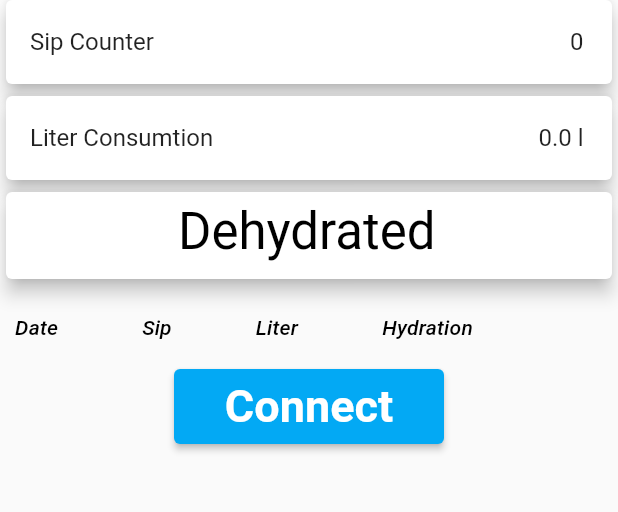
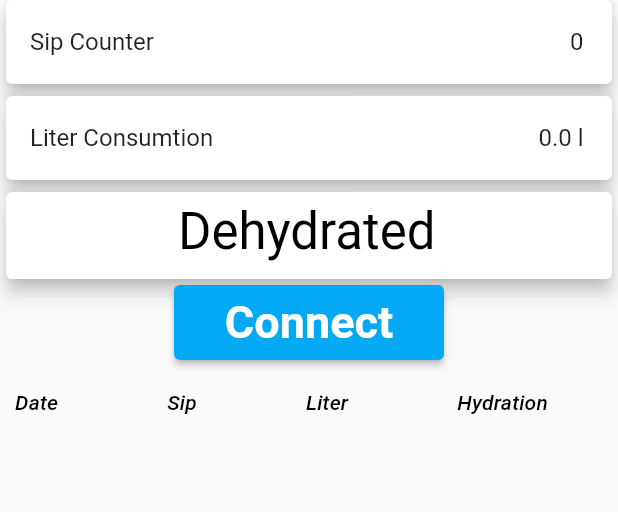
Before and after one commit to burimvrella/HydraHomie, a Flutter app: what mainlayout() shows on an empty page, opened directly, on a phone screen of 412 x 824 dp, the part 231-743 px from its top. Run offline on Flutter 3.47's test engine with Material 2 defaults, Android fonts, the phone set to English and light mode, and no system bars; missing offline and left inert: mqtt_client.

Commit message:
but sips into table

```diff
--- a/lib/layouts.dart
+++ b/lib/layouts.dart
@@ -15,11 +15,14 @@ List<DataRow> dataRows = [];
 late MQTTAppState currentAppState;
 late MQTTManager manager;
 Row? sips;
+bool gotData = false;
 
 Widget mainWidget(){
-  Sip.text = "0";
-  Liter.text = "0.0 l";
-  Hydration.text = "Dehydrated";
+  if(!gotData) {
+    Sip.text = "0";
+    Liter.text = "0.0 l";
+    Hydration.text = "Dehydrated";
+  }
   currentAppState = MQTTAppState();
   Widget main = mainlayout();
   return main;
@@ -42,11 +45,6 @@ Widget mainlayout() {
             rows('Liter Consumtion', Liter),
             HydratedDehydrated(),
             Row(
-              children: [
-                Infotable()
-              ],
-            ),
-            Row(
               crossAxisAlignment: CrossAxisAlignment.end,
               mainAxisAlignment: MainAxisAlignment.spaceEvenly,
               children: [
@@ -63,6 +61,21 @@ Widget mainlayout() {
                 ),
                 ),
               ],
+            ),
+            Row(
+              children: [
+                  Container(
+                  width: 392,
+                  height: 337,
+                  child: ListView(
+                    physics: const AlwaysScrollableScrollPhysics(), // new
+                    scrollDirection: Axis.vertical,
+                    children: [
+                      Infotable()
+                    ],
+                  )
+                )
+              ]
             )
           ]
         );
@@ -139,7 +152,7 @@ Widget Infotable(){
       ),
       DataColumn(label: Text('Hydration', style: TextStyle(fontStyle: FontStyle.italic),),),
     ],
-    rows: dataRows,
+    rows: dataRows.reversed.toList(),
   );
 }
 
```
Also changed, not shown: lib/MQTTAppState.dart (+14 -8 lines).
